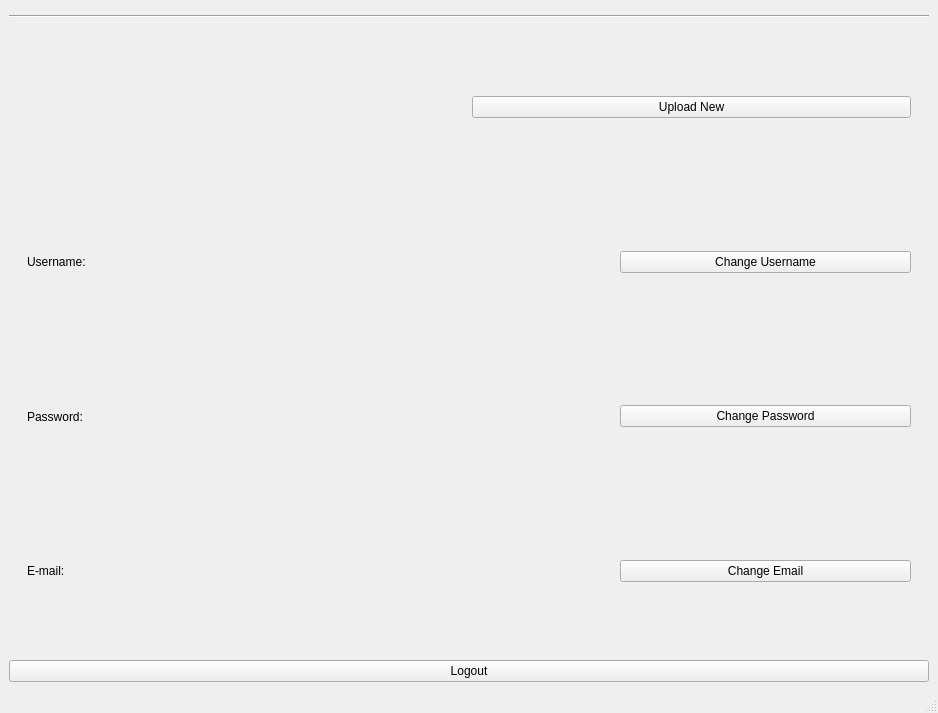
First picture: the form in app/frontend/qtdesigner/profile_design.ui, repository Webtamu/shumi, before the edit.
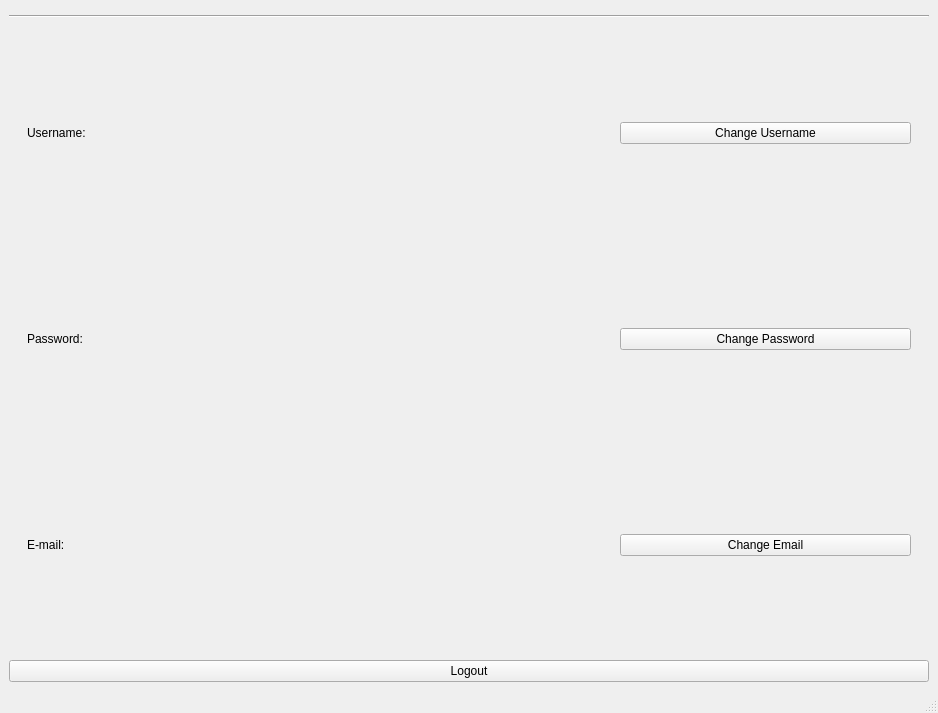
Second picture: the form after the edit. Icons and pictures are not drawn. Custom widgets are drawn as their Qt base class.

The edit to the form file:
```diff
--- a/app/frontend/qtdesigner/profile_design.ui
+++ b/app/frontend/qtdesigner/profile_design.ui
@@ -38,35 +38,6 @@
        <enum>QFrame::NoFrame</enum>
       </property>
       <layout class="QVBoxLayout" name="verticalLayout">
-       <item>
-        <widget class="QFrame" name="frame_8">
-         <property name="frameShape">
-          <enum>QFrame::NoFrame</enum>
-         </property>
-         <layout class="QHBoxLayout" name="horizontalLayout_3">
-          <item>
-           <widget class="QLabel" name="label">
-            <property name="text">
-             <string/>
-            </property>
-            <property name="pixmap">
-             <pixmap>profile_test.png</pixmap>
-            </property>
-            <property name="scaledContents">
-             <bool>true</bool>
-            </property>
-           </widget>
-          </item>
-          <item>
-           <widget class="QPushButton" name="btnChangeProfilePic">
-            <property name="text">
-             <string>Upload New</string>
-            </property>
-           </widget>
-          </item>
-         </layout>
-        </widget>
-       </item>
        <item>
         <widget class="QFrame" name="frame_5">
          <property name="frameShape">
```
Left out of the diff: 10 changed lines with no effect on the pictures.
